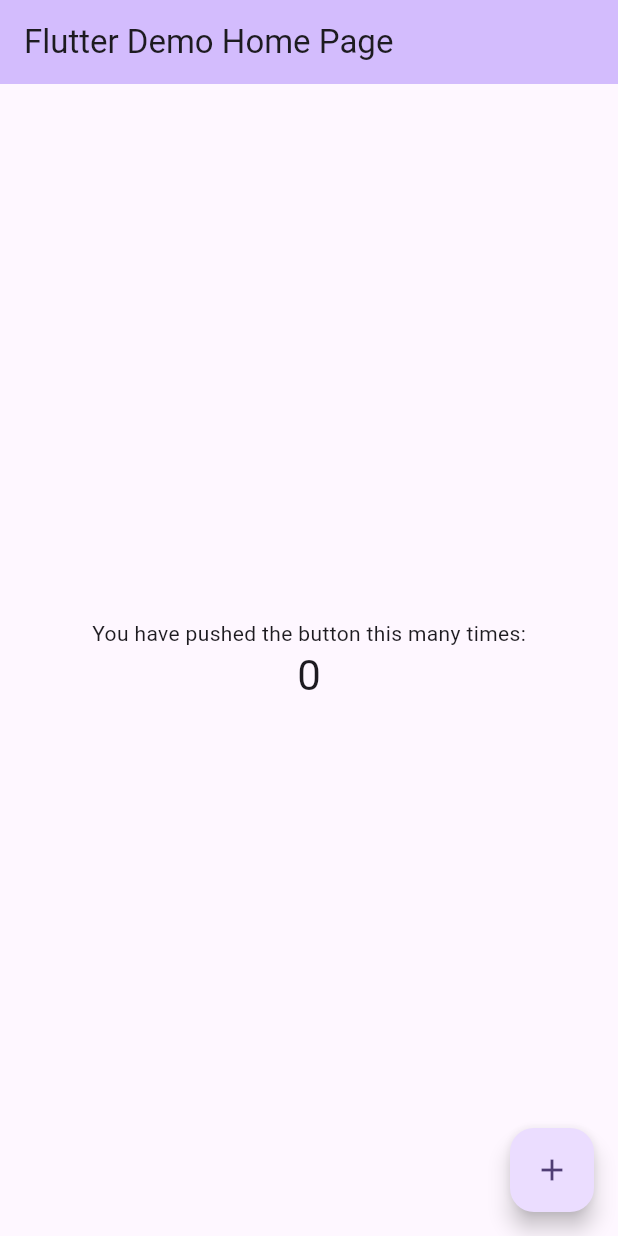
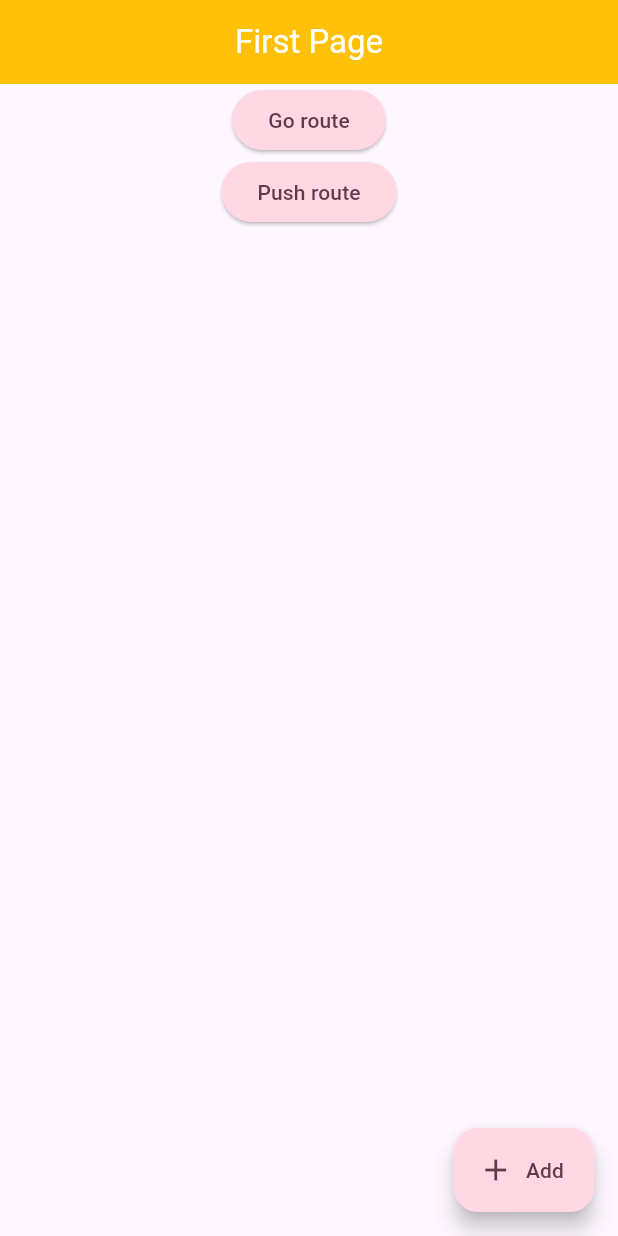
Before and after one commit to tykhonchuk/flutter, a Flutter app: the screen it shows after launch, on a phone screen of 412 x 824 dp. Run offline on Flutter 3.47's test engine with Material 3 defaults, Android fonts, the phone set to English and light mode, and no system bars; our stand-ins replace go_router.

Commit message:
added buttons

```diff
--- a/navigation/lib/main.dart
+++ b/navigation/lib/main.dart
@@ -1,122 +1,114 @@
 import 'package:flutter/material.dart';
+import 'package:go_router/go_router.dart';
 
 void main() {
-  runApp(const MyApp());
+  final GoRouter _goRoute = GoRouter(
+    routes:[
+      GoRoute(
+        path: '/',
+        builder: (context, state) => FirstPage(),
+      ),
+      GoRoute(
+        path:'/second',
+        builder:(context,state) => const SecondPage(),
+      )
+    ],
+  );
+  return runApp(MaterialApp.router(
+    routerConfig: _goRoute,
+  ));
 }
 
-class MyApp extends StatelessWidget {
-  const MyApp({super.key});
-
-  // This widget is the root of your application.
+class FirstPage extends StatelessWidget {
+  const FirstPage({super.key});
   @override
   Widget build(BuildContext context) {
-    return MaterialApp(
-      title: 'Flutter Demo',
-      theme: ThemeData(
-        // This is the theme of your application.
-        //
-        // TRY THIS: Try running your application with "flutter run". You'll see
-        // the application has a purple toolbar. Then, without quitting the app,
-        // try changing the seedColor in the colorScheme below to Colors.green
-        // and then invoke "hot reload" (save your changes or press the "hot
-        // reload" button in a Flutter-supported IDE, or press "r" if you used
-        // the command line to start the app).
-        //
-        // Notice that the counter didn't reset back to zero; the application
-        // state is not lost during the reload. To reset the state, use hot
-        // restart instead.
-        //
-        // This works for code too, not just values: Most code changes can be
-        // tested with just a hot reload.
-        colorScheme: ColorScheme.fromSeed(seedColor: Colors.deepPurple),
+    final ColorScheme colorScheme = Theme.of(context).colorScheme;
+    return Scaffold(
+      appBar: AppBar(
+        centerTitle: true,
+        backgroundColor: Colors.amber,
+        title: Text(
+          "First Page",
+          style: TextStyle(color: Colors.white),
+        ),
       ),
-      home: const MyHomePage(title: 'Flutter Demo Home Page'),
+      body: Column(
+        children: [
+          Center(
+            child:ElevatedButton(
+              style:ElevatedButton.styleFrom(
+                foregroundColor: Theme.of(context).colorScheme.onTertiaryContainer,
+                backgroundColor: Theme.of(context).colorScheme.tertiaryContainer,
+              ),
+              child: Text('Go route'),
+              onPressed: (){
+                context.go('/second');
+                },
+            ),
+          ),
+          Center(
+            child:ElevatedButton(
+                style:ElevatedButton.styleFrom(
+                  foregroundColor: Theme.of(context).colorScheme.onTertiaryContainer,
+                  backgroundColor: Theme.of(context).colorScheme.tertiaryContainer,
+                ),
+              child: Text('Push route'),
+              onPressed: (){
+                Navigator.push(
+                  context,
+                  MaterialPageRoute(builder:(context) =>const SecondPage())
+                );
+              }
+            ),
+          ),
+
+        ]
+      ),
+      floatingActionButton: FloatingActionButton.extended(
+        foregroundColor: colorScheme.onTertiaryContainer,
+        backgroundColor: colorScheme.tertiaryContainer,
+        onPressed: (){},
+        label: const Text('Add'),
+        icon: const Icon(Icons.add),
+      )
     );
   }
 }
 
-class MyHomePage extends StatefulWidget {
-  const MyHomePage({super.key, required this.title});
-
-  // This widget is the home page of your application. It is stateful, meaning
-  // that it has a State object (defined below) that contains fields that affect
-  // how it looks.
-
-  // This class is the configuration for the state. It holds the values (in this
-  // case the title) provided by the parent (in this case the App widget) and
-  // used by the build method of the State. Fields in a Widget subclass are
-  // always marked "final".
-
-  final String title;
-
-  @override
-  State<MyHomePage> createState() => _MyHomePageState();
-}
-
-class _MyHomePageState extends State<MyHomePage> {
-  int _counter = 0;
-
-  void _incrementCounter() {
-    setState(() {
-      // This call to setState tells the Flutter framework that something has
-      // changed in this State, which causes it to rerun the build method below
-      // so that the display can reflect the updated values. If we changed
-      // _counter without calling setState(), then the build method would not be
-      // called again, and so nothing would appear to happen.
-      _counter++;
-    });
-  }
-
+class SecondPage extends StatelessWidget {
+  const SecondPage({super.key});
   @override
   Widget build(BuildContext context) {
-    // This method is rerun every time setState is called, for instance as done
-    // by the _incrementCounter method above.
-    //
-    // The Flutter framework has been optimized to make rerunning build methods
-    // fast, so that you can just rebuild anything that needs updating rather
-    // than having to individually change instances of widgets.
     return Scaffold(
       appBar: AppBar(
-        // TRY THIS: Try changing the color here to a specific color (to
-        // Colors.amber, perhaps?) and trigger a hot reload to see the AppBar
-        // change color while the other colors stay the same.
-        backgroundColor: Theme.of(context).colorScheme.inversePrimary,
-        // Here we take the value from the MyHomePage object that was created by
-        // the App.build method, and use it to set our appbar title.
-        title: Text(widget.title),
-      ),
-      body: Center(
-        // Center is a layout widget. It takes a single child and positions it
-        // in the middle of the parent.
-        child: Column(
-          // Column is also a layout widget. It takes a list of children and
-          // arranges them vertically. By default, it sizes itself to fit its
-          // children horizontally, and tries to be as tall as its parent.
-          //
-          // Column has various properties to control how it sizes itself and
-          // how it positions its children. Here we use mainAxisAlignment to
-          // center the children vertically; the main axis here is the vertical
-          // axis because Columns are vertical (the cross axis would be
-          // horizontal).
-          //
-          // TRY THIS: Invoke "debug painting" (choose the "Toggle Debug Paint"
-          // action in the IDE, or press "p" in the console), to see the
-          // wireframe for each widget.
-          mainAxisAlignment: MainAxisAlignment.center,
-          children: <Widget>[
-            const Text('You have pushed the button this many times:'),
-            Text(
-              '$_counter',
-              style: Theme.of(context).textTheme.headlineMedium,
-            ),
-          ],
+        backgroundColor: Colors.blueGrey,
+        centerTitle: true,
+        title: Text(
+          "Second Page",
+          style: TextStyle(color:Colors.white)
         ),
       ),
-      floatingActionButton: FloatingActionButton(
-        onPressed: _incrementCounter,
-        tooltip: 'Increment',
-        child: const Icon(Icons.add),
-      ), // This trailing comma makes auto-formatting nicer for build methods.
+      body: Column(
+        children: [
+          Center(
+            child: ElevatedButton(
+              onPressed: (){
+                context.pop();
+              },
+              child: const Text("Go back"),
+            ),
+          ),
+          Center(
+            child: ElevatedButton(
+              onPressed: (){
+                  Navigator.pop(context);
+              },
+              child: const Text("Push back"),
+            )
+          ),
+        ],
+      ),
     );
   }
 }
--- a/navigation/pubspec.yaml
+++ b/navigation/pubspec.yaml
@@ -30,6 +30,7 @@ environment:
 dependencies:
   flutter:
     sdk: flutter
+  go_router: ^14.8.1
 
   # The following adds the Cupertino Icons font to your application.
   # Use with the CupertinoIcons class for iOS style icons.
```
Also changed, not shown: navigation/lib/secondPage.dart (added), navigation/pubspec.lock, 1 other file.
